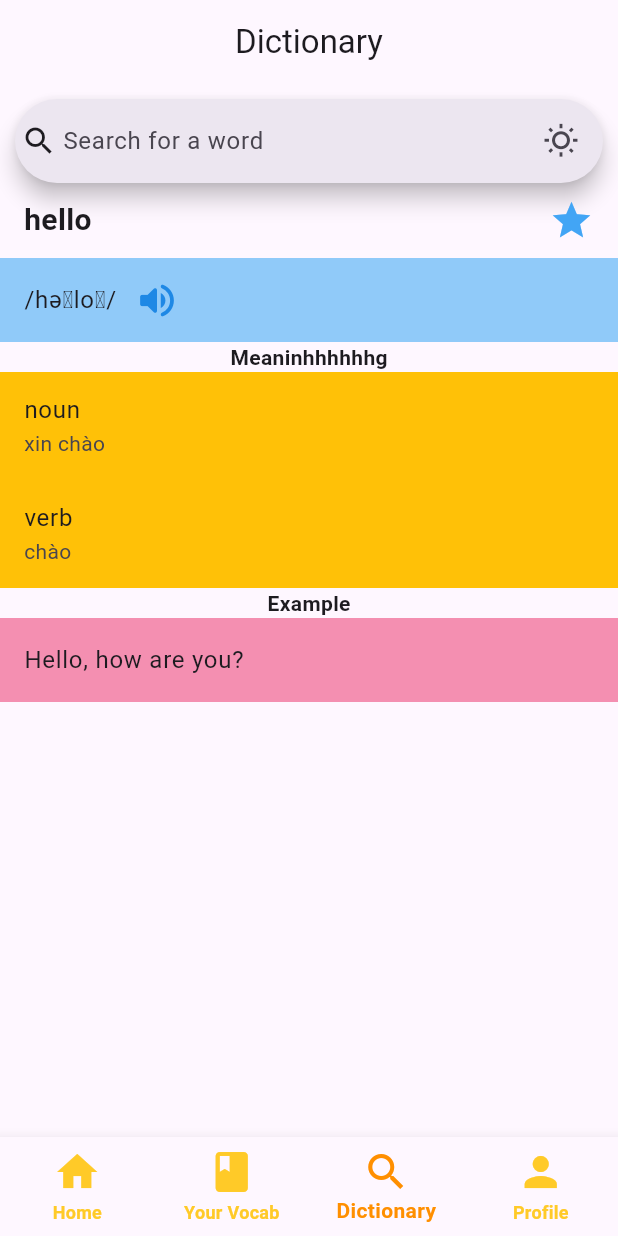
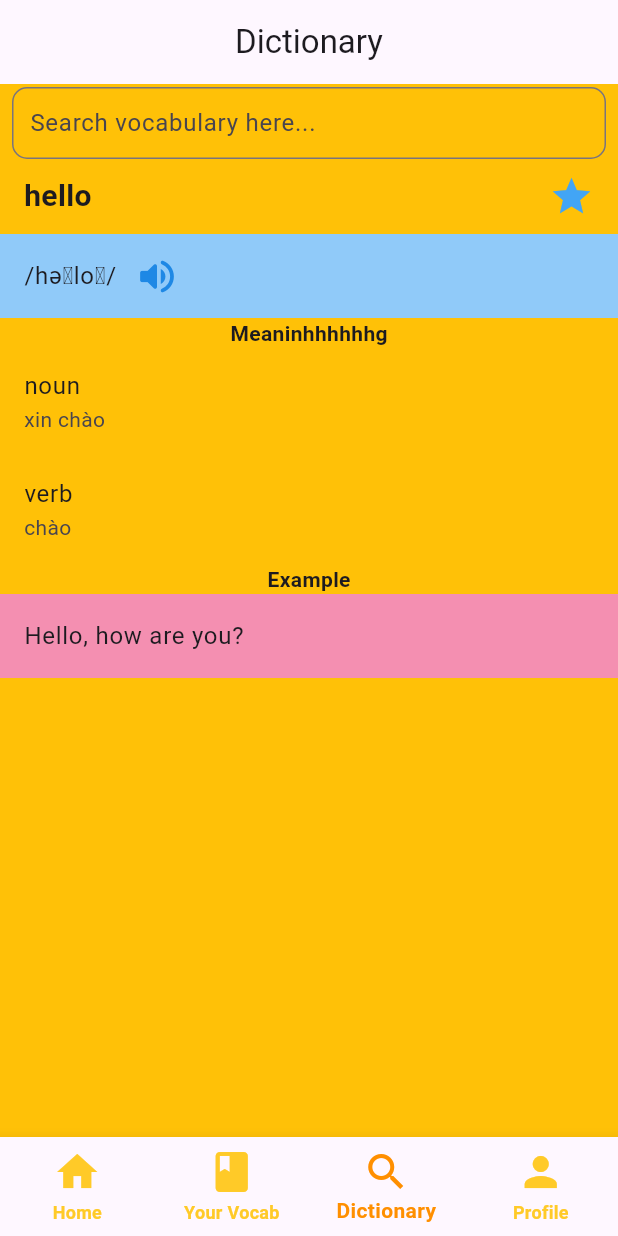
Before and after one commit to baotran310702/Vocab_Hunter, a Flutter app: the screen it shows after launch, swiped to page 3, on a phone screen of 412 x 824 dp. Run offline on Flutter 3.47's test engine with Material 3 defaults, Android fonts, the light colour scheme and no system bars; our stand-ins replace bloc, cloud_firestore, dio, equatable, firebase_auth, firebase_core and 4 more; missing offline and left inert: translator; accounts and stored records are empty; statements that could not run were skipped.

Commit message:
completed features translate local

```diff
--- a/lib/presentations/dictionary_page/bloc/translate_page_state.dart
+++ b/lib/presentations/dictionary_page/bloc/translate_page_state.dart
@@ -2,18 +2,24 @@ part of 'translate_page_bloc.dart';
 
 class TranslatePageState extends Equatable {
   final bool isLoading;
+  final bool? isLocal;
   final Vocabulary currentVocabulary;
+  final List<Vocabulary> searchedVocabulary;
 
   //required params
   const TranslatePageState({
     required this.isLoading,
     required this.currentVocabulary,
+    required this.searchedVocabulary,
+    this.isLocal,
   });
 
   //initial state
   factory TranslatePageState.initial() => TranslatePageState(
         isLoading: false,
         currentVocabulary: Vocabulary.empty(),
+        searchedVocabulary: const [],
+        isLocal: false,
       );
 
   //copyWith method
@@ -21,13 +27,17 @@ class TranslatePageState extends Equatable {
   TranslatePageState copyWith({
     bool? isLoading,
     Vocabulary? currentVocabulary,
+    List<Vocabulary>? searchedVocabulary,
+    bool? isLocal,
   }) {
     return TranslatePageState(
       isLoading: isLoading ?? this.isLoading,
       currentVocabulary: currentVocabulary ?? this.currentVocabulary,
+      searchedVocabulary: searchedVocabulary ?? this.searchedVocabulary,
+      isLocal: isLocal ?? this.isLocal,
     );
   }
 
   @override
-  List<Object?> get props => [isLoading, currentVocabulary];
+  List<Object?> get props => [isLoading, currentVocabulary, searchedVocabulary];
 }
--- a/lib/presentations/dictionary_page/dictionary_page.dart
+++ b/lib/presentations/dictionary_page/dictionary_page.dart
@@ -1,9 +1,10 @@
 import 'package:english_learner/models/vocabulary.dart';
 import 'package:english_learner/presentations/dictionary_page/bloc/translate_page_bloc.dart';
-import 'package:english_learner/presentations/dictionary_page/widgets/search_box.dart';
 import 'package:english_learner/presentations/dictionary_page/widgets/vocabulary_information.dart';
 import 'package:flutter/material.dart';
 import 'package:flutter_bloc/flutter_bloc.dart';
+
+import '../../utils/debouce.dart';
 
 class DictionaryPage extends StatefulWidget {
   const DictionaryPage({super.key});
@@ -14,27 +15,14 @@ class DictionaryPage extends StatefulWidget {
 
 class _DictionaryPageState extends State<DictionaryPage> {
   TextEditingController vocabInputController = TextEditingController();
+  final Debouncer _debouncer = Debouncer(
+    delay: const Duration(
+      milliseconds: 800,
+    ),
+  );
 
   @override
   Widget build(BuildContext context) {
-    List<String> vocabList = [
-      'ok ok ok',
-      'low g',
-      ' chan gai 707',
-      'ok ok ok',
-      'low g',
-      ' chan gai 707',
-      'ok ok ok',
-      'low g',
-      ' chan gai 707',
-      'ok ok ok',
-      'low g',
-      ' chan gai 707',
-      'ok ok ok',
-      'low g',
-      ' chan gai 707',
-    ];
-
     return BlocProvider(
       create: (context) => TranslatePageBloc(),
       child: BlocBuilder<TranslatePageBloc, TranslatePageState>(
@@ -45,25 +33,89 @@ class _DictionaryPageState extends State<DictionaryPage> {
               centerTitle: true,
             ),
             body: SafeArea(
-              child: SizedBox(
-                width: MediaQuery.of(context).size.width,
-                height: MediaQuery.of(context).size.height,
-                child: Column(
-                  children: [
-                    const SizedBox(height: 10),
-                    Padding(
-                      padding: const EdgeInsets.symmetric(horizontal: 10),
-                      child: SearchBox(
-                        vocabInputController: vocabInputController,
-                      ),
+              child: Stack(
+                children: [
+                  Container(
+                    color: Colors.amber,
+                    height: MediaQuery.of(context).size.height,
+                    width: MediaQuery.of(context).size.width,
+                    child: Column(
+                      children: [
+                        const SizedBox(height: 60),
+                        Expanded(
+                          child: VocabularyInfor(
+                              vocabulary: Vocabulary.seedData[0]),
+                        ),
+                      ],
                     ),
-                    const SizedBox(height: 10),
-                    Expanded(
-                      child:
-                          VocabularyInfor(vocabulary: Vocabulary.seedData[0]),
+                  ),
+                  Positioned(
+                    child: Column(
+                      children: [
+                        Container(
+                          padding: const EdgeInsets.symmetric(
+                              horizontal: 8, vertical: 2),
+                          child: TextFormField(
+                            style: const TextStyle(color: Colors.black),
+                            controller: vocabInputController,
+                            onChanged: (value) {
+                              _debouncer.run(() {
+                                _onSearchChange(context, value.toString());
+                              });
+                            },
+                            decoration: const InputDecoration(
+                              hintText: 'Search vocabulary here...',
+                              border: OutlineInputBorder(
+                                borderRadius:
+                                    BorderRadius.all(Radius.circular(10)),
+                              ),
+                              contentPadding:
+                                  EdgeInsets.symmetric(horizontal: 8),
+                            ),
+                          ),
+                        ),
+                        Flexible(
+                          child: Container(
+                            margin: const EdgeInsets.only(
+                                top: 6, left: 4, right: 4),
+                            constraints: BoxConstraints(
+                              maxHeight:
+                                  MediaQuery.of(context).size.height * 0.4,
+                            ),
+                            decoration: BoxDecoration(
+                              color: Colors.white,
+                              borderRadius: BorderRadius.circular(10),
+                            ),
+                            child: ListView.builder(
+                              shrinkWrap: true,
+                              itemCount: state.searchedVocabulary.length,
+                              itemBuilder: (context, index) {
+                                return ListTile(
+                                  title: Text(
+                                      state.searchedVocabulary[index].vocabId),
+                                  trailing: Text(
+                                    state.searchedVocabulary[index]
+                                                .vietNameseMeaining[0].length <
+                                            30
+                                        ? state.searchedVocabulary[index]
+                                            .vietNameseMeaining[0]
+                                        : state.searchedVocabulary[index]
+                                            .vietNameseMeaining[0]
+                                            .toString()
+                                            .substring(0, 30),
+                                  ),
+                                  onTap: () {
+                                    print('Word $index');
+                                  },
+                                );
+                              },
+                            ),
+                          ),
+                        )
+                      ],
                     ),
-                  ],
-                ),
+                  ),
+                ],
               ),
             ),
           );
@@ -72,5 +124,7 @@ class _DictionaryPageState extends State<DictionaryPage> {
     );
   }
 
-  void _onSearchChange() {}
+  void _onSearchChange(BuildContext context, String text) {
+    BlocProvider.of<TranslatePageBloc>(context).add(TranslateWordLocal(text));
+  }
 }
--- a/lib/repository/translate_repository.dart
+++ b/lib/repository/translate_repository.dart
@@ -1,3 +1,4 @@
+import 'package:english_learner/models/vocabulary.dart';
 import 'package:english_learner/services/translate_services.dart';
 
 class TranslateRepository {
@@ -7,7 +8,7 @@ class TranslateRepository {
     _services = TranslateServices();
   }
 
-  Future<void> translateLocal(String word) async {
-    await _services.translateLocal(word);
+  Future<List<Vocabulary>> translateLocal(String word) async {
+    return await _services.translateLocal(word);
   }
 }
--- a/lib/services/translate_services.dart
+++ b/lib/services/translate_services.dart
@@ -1,6 +1,7 @@
 import 'dart:convert';
 
 import 'package:english_learner/models/vocabulary.dart';
+import 'package:english_learner/utils/extension.dart';
 import 'package:flutter/services.dart';
 
 class TranslateServices {
@@ -21,8 +22,8 @@ class TranslateServices {
     List<dynamic> result = jsonResult;
 
     for (var item in result) {
-      String itemString = item[1].toString();
-      if (itemString.contains(word)) {
+      String itemString = item[1][0].toString();
+      if (itemString == word || itemString.isStartWith(word)) {
         vocabList.add(Vocabulary.fromLocal(item));
         if (vocabList.length > 15) {
           return vocabList;
--- /dev/null
+++ b/lib/utils/debouce.dart
@@ -0,0 +1,18 @@
+import 'dart:async';
+
+import 'package:flutter/foundation.dart';
+
+class Debouncer {
+  final Duration delay;
+  VoidCallback? action;
+  Timer? _timer;
+
+  Debouncer({required this.delay});
+
+  void run(VoidCallback action) {
+    if (_timer != null) {
+      _timer!.cancel();
+    }
+    _timer = Timer(delay, action);
+  }
+}
```
Also changed, not shown: lib/models/vocabulary.dart (+13 -1 lines), lib/presentations/dictionary_page/bloc/translate_page_bloc.dart (+9 -2 lines), lib/presentations/dictionary_page/widgets/search_box.dart (+11 -2 lines), lib/utils/extension.dart (added, +14 -0 lines), lib/utils/word_type.dart (+15 -0 lines).
